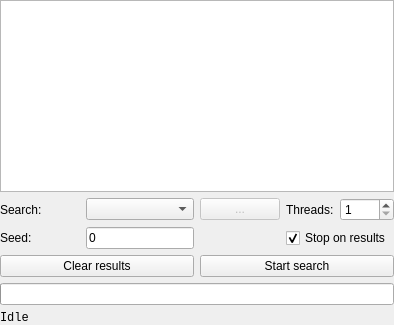
Before: the Qt Designer form src/formsearchcontrol.ui in DUzzL/Seed-Atlas, drawn with Qt 5.
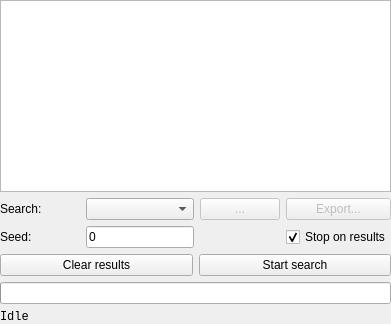
After: the same form once the commit is applied. Icons and pictures are not drawn. Custom widgets are drawn as their Qt base class.

The edit to the form file:
```diff
--- a/src/formsearchcontrol.ui
+++ b/src/formsearchcontrol.ui
@@ -55,20 +55,16 @@
        </property>
       </widget>
      </item>
-     <item row="0" column="6">
-      <widget class="QSpinBox" name="spinThreads">
-       <property name="minimum">
-        <number>1</number>
+     <item row="0" column="5" colspan="2">
+      <widget class="QPushButton" name="buttonExport">
+       <property name="enabled">
+        <bool>false</bool>
        </property>
-       <property name="maximum">
-        <number>1024</number>
+       <property name="toolTip">
+        <string>Export the matching seeds to a text file</string>
        </property>
-      </widget>
-     </item>
-     <item row="0" column="5">
-      <widget class="QLabel" name="label_3">
        <property name="text">
-        <string>Threads:</string>
+        <string>Export...</string>
        </property>
       </widget>
      </item>
```
